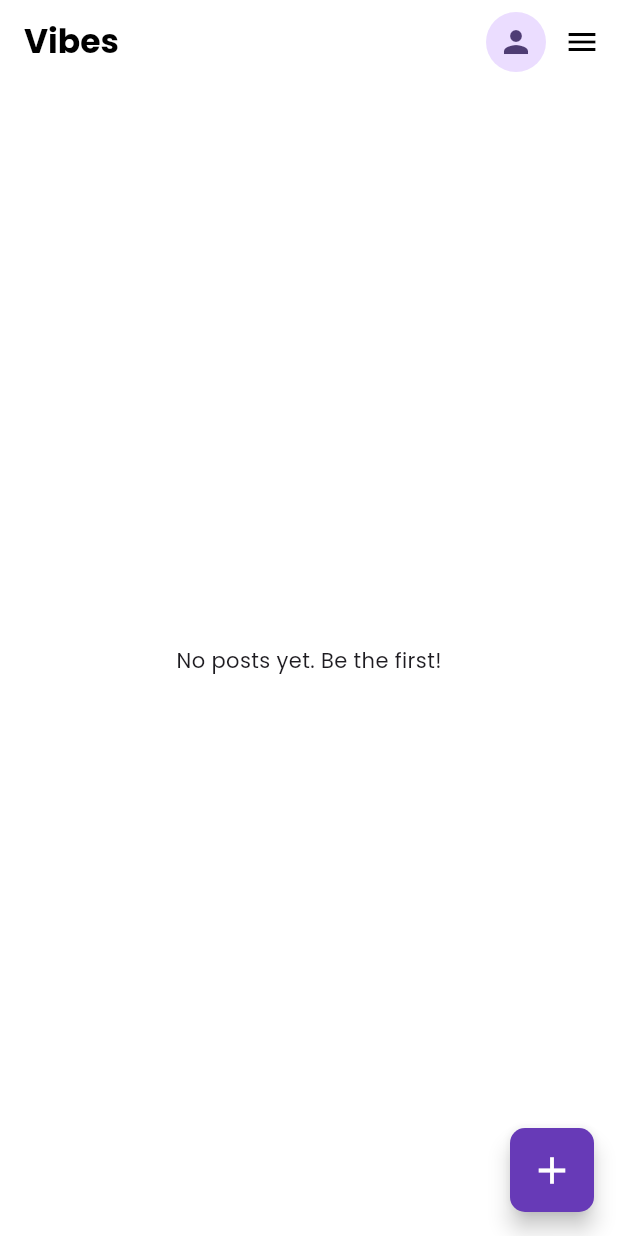
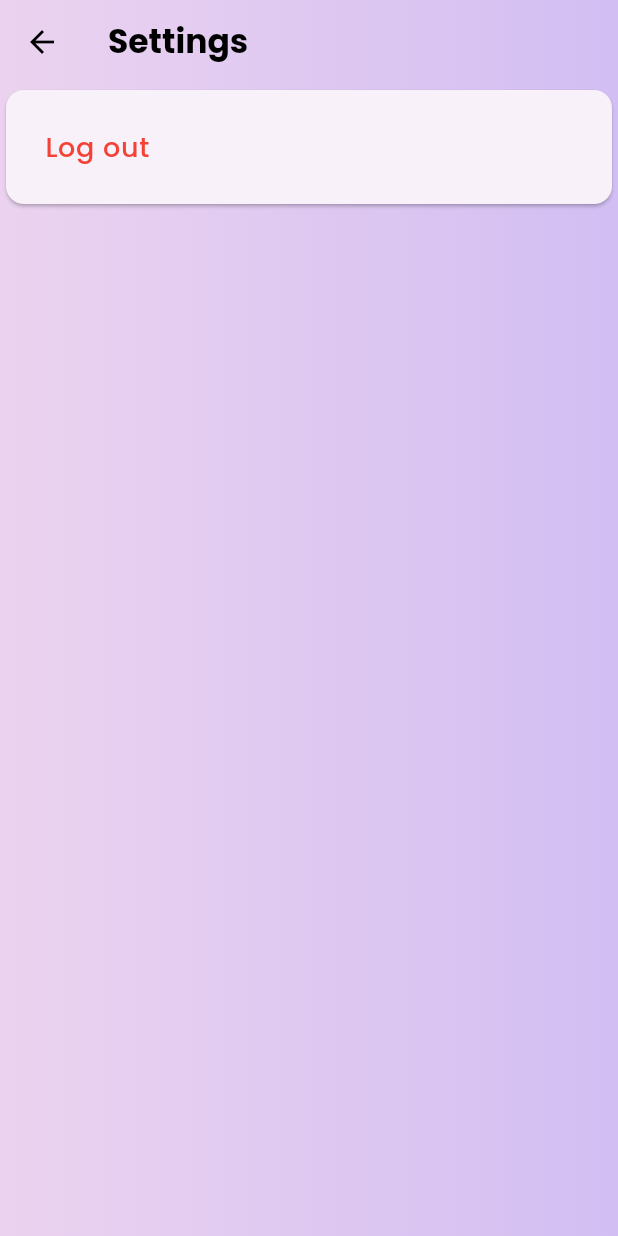
Before and after one commit to vinay-mali/Vibes, a Flutter app: the screen it shows once a user with an empty profile is signed in, after a tap on the "menu" icon, on a phone screen of 412 x 824 dp. Run offline on Flutter 3.47's test engine with Material 3 defaults, Android fonts, the phone set to English and light mode, and no system bars; our stand-ins replace cloud_firestore, firebase_auth, firebase_core, google_fonts; accounts and stored records are empty; generated files the repository leaves out were written again.

Commit message:
feat: add Settings screen with logout and ui improvement

```diff
--- a/lib/screens/add_post_screen.dart
+++ b/lib/screens/add_post_screen.dart
@@ -1,7 +1,7 @@
 import 'dart:math';
 
 import 'package:cloud_firestore/cloud_firestore.dart';
-import 'package:firebase_auth/firebase_auth.dart';
+
 import 'package:flutter/material.dart';
 import 'package:google_fonts/google_fonts.dart';
 import 'package:provider/provider.dart';
--- a/lib/screens/home_screen.dart
+++ b/lib/screens/home_screen.dart
@@ -1,10 +1,11 @@
 import 'package:cloud_firestore/cloud_firestore.dart';
 import 'package:flutter/material.dart';
-import 'package:provider/provider.dart';
+
 import 'package:vibes/models/post_model.dart';
-import 'package:vibes/providers/user_provider.dart';
+
 import 'package:vibes/screens/add_post_screen.dart';
 import 'package:vibes/screens/profile_visit_screen.dart';
+import 'package:vibes/screens/settings_screen.dart';
 
 import 'package:vibes/widgets/app_text.dart';
 import 'package:vibes/widgets/post_card.dart';
@@ -19,24 +20,42 @@ class _HomeScreenState extends State<HomeScreen> {
   @override
   Widget build(BuildContext context) {
     return Scaffold(
+      extendBodyBehindAppBar: true,
       appBar: AppBar(
         title: Text("Vibes"),
+        backgroundColor: Colors.transparent,
         actions: [
           CircleAvatar(
             child: IconButton(
               onPressed: () {
                 Navigator.push(
                   context,
-                  MaterialPageRoute(builder: (context) => ProfileVisitScreen(mode: 'user')),
+                  MaterialPageRoute(
+                    builder: (context) => ProfileVisitScreen(mode: 'user'),
+                  ),
                 );
               },
               icon: Icon(Icons.person),
             ),
           ),
-          IconButton(onPressed: () {}, icon: Icon(Icons.menu)),
+          IconButton(
+            onPressed: () {
+              Navigator.push(
+                context,
+                MaterialPageRoute(builder: (context) => SettingsScreen()),
+              );
+            },
+            icon: Icon(Icons.menu),
+          ),
         ],
       ),
-      body: SafeArea(
+      body: Container(
+        decoration: BoxDecoration(
+          gradient: LinearGradient(
+            colors: [Color(0xFFF3E8FF), Color(0xFFEDE9FE)],
+          ),
+        ),
+        child: SafeArea(
           child: StreamBuilder<QuerySnapshot>(
             stream: FirebaseFirestore.instance
                 .collection('posts')
@@ -71,6 +90,7 @@ class _HomeScreenState extends State<HomeScreen> {
             },
           ),
         ),
+      ),
       floatingActionButton: FloatingActionButton(
         onPressed: () {
           Navigator.push(
--- a/lib/screens/profile_visit_screen.dart
+++ b/lib/screens/profile_visit_screen.dart
@@ -1,8 +1,7 @@
-import 'package:cloud_firestore/cloud_firestore.dart';
+
 import 'package:flutter/material.dart';
 import 'package:provider/provider.dart';
-import 'package:vibes/models/post_model.dart';
-import 'package:vibes/models/user_model.dart';
+
 import 'package:vibes/providers/user_provider.dart';
 import 'package:vibes/screens/profile_set_screen.dart';
 import 'package:vibes/widgets/app_text.dart';
--- /dev/null
+++ b/lib/screens/settings_screen.dart
@@ -0,0 +1,147 @@
+import 'package:firebase_auth/firebase_auth.dart';
+import 'package:flutter/material.dart';
+import 'package:vibes/auth_service.dart';
+import 'package:vibes/screens/login_register_screen.dart';
+import 'package:vibes/utils/helpers.dart';
+import 'package:vibes/widgets/app_text.dart';
+
+class SettingsScreen extends StatefulWidget {
+  const SettingsScreen({super.key});
+
+  @override
+  State<SettingsScreen> createState() => _SettingsScreenState();
+}
+
+class _SettingsScreenState extends State<SettingsScreen> {
+  final AuthService _authService = AuthService();
+  Widget _tiles(
+    String text,
+    Color color,
+    FontWeight fontWeight,
+    double fontSize,
+    VoidCallback onTap,
+  ) {
+    return Card(
+      shadowColor: Colors.black,
+
+      child: Padding(
+        padding: const EdgeInsets.all(10.0),
+        child: ListTile(
+          onTap: onTap,
+          title: AppText(
+            text: text,
+            textColor: color,
+            textFontWeight: fontWeight,
+            textFontSize: fontSize,
+          ),
+        ),
+      ),
+    );
+  }
+
+  bool _isLoading = false;
+
+  @override
+  Widget build(BuildContext context) {
+    return Scaffold(
+      extendBodyBehindAppBar: true,
+      appBar: AppBar(
+        title: Text("Settings"),
+        backgroundColor: Colors.transparent,
+      ),
+      body: Container(
+        decoration: BoxDecoration(
+          gradient: LinearGradient(
+            colors: [
+              const Color.fromARGB(255, 235, 211, 239),
+              const Color.fromARGB(255, 210, 190, 243),
+            ],
+          ),
+        ),
+        child: SafeArea(
+          child: Column(
+            children: [
+              _tiles("Log out", Colors.red, FontWeight.w500, 18, () {
+                showDialog(
+                  useSafeArea: true,
+                  context: context,
+                  builder: (context) {
+                    return StatefulBuilder(
+                      builder: (context, setDialogState) {
+                        return AlertDialog(
+                          title: AppText(
+                            text: "Are you sure you want to log out?",
+                            textFontSize: 16,
+                          ),
+                          actions: [
+                            TextButton(
+                              onPressed: () {
+                                Navigator.pop(context);
+                              },
+                              child: AppText(text: "Cancel"),
+                            ),
+                            ElevatedButton(
+                              onPressed: _isLoading
+                                  ? null
+                                  : () async {
+                                      try {
+                                        setDialogState(() {
+                                          _isLoading = true;
+                                        });
+                                        await _authService.signOut();
+                                        if (mounted) {
+                                          Navigator.pushAndRemoveUntil(
+                                            context,
+                                            MaterialPageRoute(
+                                              builder: (context) =>
+                                                  LoginRegisterScreen(
+                                                    mode: 'login',
+                                                  ),
+                                            ),
+                                            (route) => false,
+                                          );
+                                        }
+                                      } catch (e) {
+                                        scaffoldMessage(context, "Log out...");
+                                      } finally {
+                                        setDialogState(() {
+                                          _isLoading = false;
+                                        });
+                                      }
+                                    },
+                              style: ElevatedButton.styleFrom(
+                                backgroundColor: Colors.red,
+                                shape: RoundedRectangleBorder(
+                                  borderRadius: BorderRadius.circular(12),
+                                ),
+                              ),
+                              child: _isLoading
+                                  ? SizedBox(
+                                      height: 20,
+                                      width: 20,
+                                      child: Center(
+                                        child: CircularProgressIndicator(
+                                          color: Colors.white,
+                                        ),
+                                      ),
+                                    )
+                                  : AppText(
+                                      text: "Log out",
+                                      textColor: Colors.white,
+                                      textFontSize: 15,
+                                    ),
+                            ),
+                          ],
+                        );
+                      },
+                    );
+                  },
+                );
+              }),
+            ],
+          ),
+        ),
+      ),
+    );
+  }
+}
```
Also changed, not shown: lib/widgets/post_card.dart (+3 -4 lines). Lines whose indentation alone changed are shown as unchanged.
